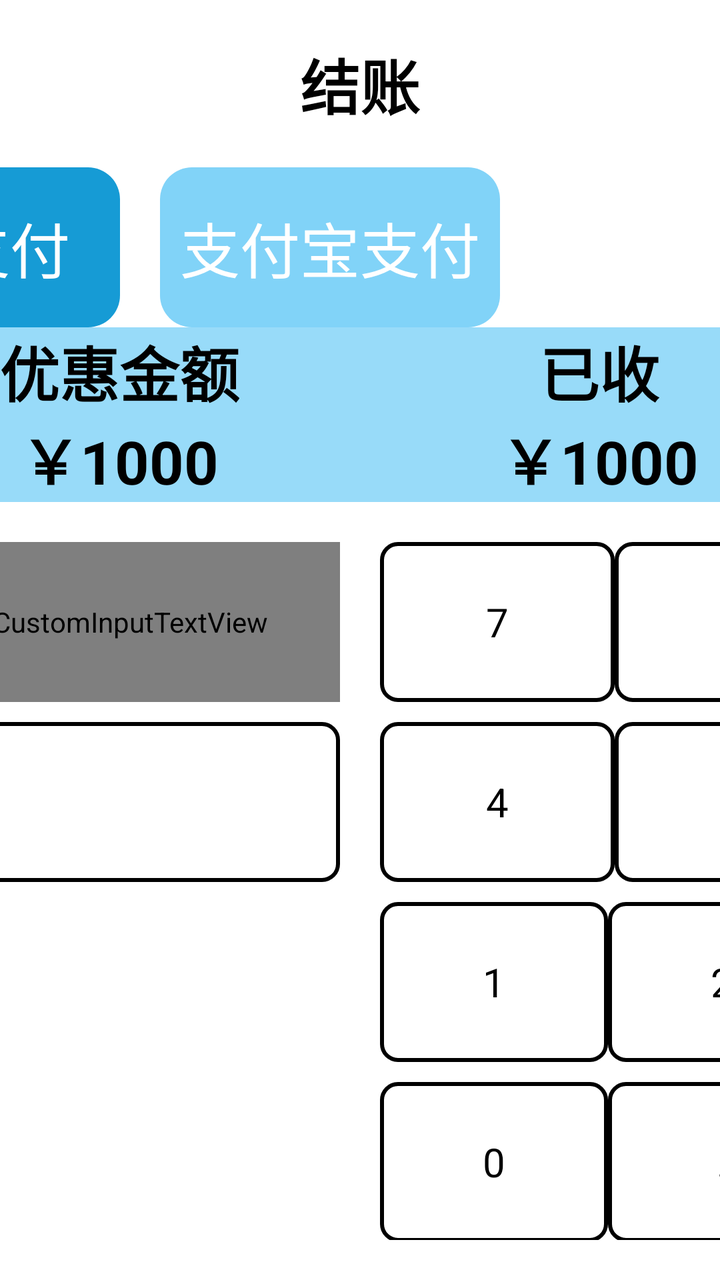
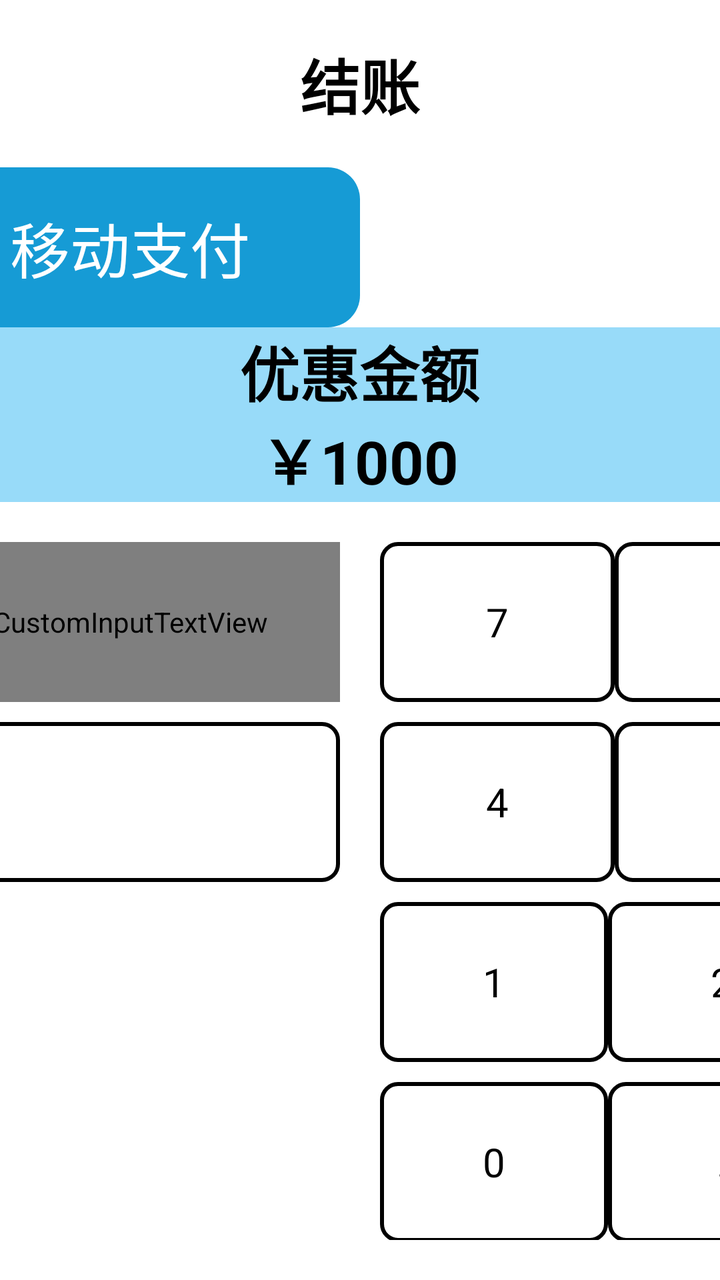

Compare the two renders of this Android layout. The source of the first and the diff that turns it into the second are given below.
<!-- AndroidManifest.xml: application theme Base.Theme.UHMCS -->
<!-- res/layout/popupwindow_checkout.xml -->
<?xml version="1.0" encoding="utf-8"?>
<LinearLayout xmlns:android="http://schemas.android.com/apk/res/android"
    android:orientation="vertical"
    android:layout_width="match_parent"
    android:layout_height="match_parent"
    android:gravity="center"
    android:id="@+id/all_view">
    <LinearLayout
        android:clickable="true"
        android:focusable="true"
        android:padding="20dp"
        android:layout_width="1000dp"
        android:layout_height="wrap_content"
        android:background="@drawable/white_bg"
        android:orientation="vertical">

        <RelativeLayout
            android:layout_marginBottom="20dp"
            android:layout_width="match_parent"
            android:layout_height="wrap_content">
            <TextView
                android:id="@+id/hint_tv"
                android:layout_width="wrap_content"
                android:layout_height="wrap_content"
                android:textColor="@color/black"
                android:textSize="30dp"
                android:text="@string/checkout1"
                android:textStyle="bold"
                android:layout_centerInParent="true" />
            <ImageView
                android:id="@+id/guanbi_btn"
                android:layout_centerVertical="true"
                android:layout_width="40dp"
                android:layout_height="40dp"
                android:src="@drawable/guanbi"
                android:layout_alignParentRight="true"/>
        </RelativeLayout>

        <LinearLayout
            android:layout_marginBottom="@dimen/dp_10"
            android:layout_width="match_parent"
            android:layout_height="wrap_content"
            android:orientation="horizontal">
            <TextView
                android:id="@+id/xianjin_btn"
                android:layout_width="170dp"
                android:layout_height="80dp"
                android:background="@drawable/blue_bg2"
                android:textSize="30dp"
                android:textColor="@color/white"
                android:text="@string/cash"
                android:gravity="center" />
            <TextView
                android:id="@+id/weixin_btn"
                android:layout_marginLeft="20dp"
                android:layout_width="170dp"
                android:layout_height="80dp"
                android:background="@drawable/blue_bg3"
                android:textSize="30dp"
                android:textColor="@color/white"
                android:text="@string/wechat_pay"
                android:gravity="center" />
            <TextView
                android:id="@+id/zhifubao_btn"
                android:layout_marginLeft="20dp"
                android:layout_width="170dp"
                android:layout_height="80dp"
                android:background="@drawable/blue_bg2"
                android:textSize="30dp"
                android:textColor="@color/white"
                android:text="@string/alipay"
                android:gravity="center" />
        </LinearLayout>

        <LinearLayout
            android:padding="@dimen/dp_10"
            android:background="#98dbf9"
            android:layout_width="match_parent"
            android:layout_height="wrap_content"
            android:orientation="horizontal">
            <LinearLayout
                android:layout_width="0dp"
                android:layout_height="wrap_content"
                android:orientation="vertical"
                android:layout_weight="1"
                android:gravity="center">
                <TextView
                    android:layout_width="wrap_content"
                    android:layout_height="wrap_content"
                    android:text="@string/due"
                    android:textColor="@color/black"
                    android:textSize="30dp"
                    android:textStyle="bold"/>
                <TextView
                    android:id="@+id/yingshou_tv"
                    android:layout_width="wrap_content"
                    android:layout_height="wrap_content"
                    android:text="￥1000.00"
                    android:textColor="@color/mr_red_000"
                    android:textSize="30dp"
                    android:textStyle="bold"/>
            </LinearLayout>
            <LinearLayout
                android:layout_width="0dp"
                android:layout_height="wrap_content"
                android:orientation="vertical"
                android:layout_weight="1"
                android:gravity="center">
                <TextView
                    android:layout_width="wrap_content"
                    android:layout_height="wrap_content"
                    android:text="@string/discount"
                    android:textColor="@color/black"
                    android:textSize="30dp"
                    android:textStyle="bold"/>
                <TextView
                    android:id="@+id/youhui_tv"
                    android:layout_width="wrap_content"
                    android:layout_height="wrap_content"
                    android:text="￥1000"
                    android:textColor="@color/black"
                    android:textSize="30dp"
                    android:textStyle="bold"/>
            </LinearLayout>
            <LinearLayout
                android:layout_width="0dp"
                android:layout_height="wrap_content"
                android:orientation="vertical"
                android:layout_weight="1"
                android:gravity="center">
                <TextView
                    android:layout_width="wrap_content"
                    android:layout_height="wrap_content"
                    android:text="@string/paid"
                    android:textColor="@color/black"
                    android:textSize="30dp"
                    android:textStyle="bold"/>
                <TextView
                    android:id="@+id/yishou_tv"
                    android:layout_width="wrap_content"
                    android:layout_height="wrap_content"
                    android:text="￥1000"
                    android:textColor="@color/black"
                    android:textSize="30dp"
                    android:textStyle="bold"/>
            </LinearLayout>
            <LinearLayout
                android:layout_width="0dp"
                android:layout_height="wrap_content"
                android:orientation="vertical"
                android:layout_weight="1"
                android:gravity="center">
                <TextView
                    android:layout_width="wrap_content"
                    android:layout_height="wrap_content"
                    android:text="@string/received"
                    android:textColor="@color/black"
                    android:textSize="30dp"
                    android:textStyle="bold"/>
                <TextView
                    android:id="@+id/shijishou_tv"
                    android:layout_width="wrap_content"
                    android:layout_height="wrap_content"
                    android:text="￥1000"
                    android:textColor="@color/black"
                    android:textSize="30dp"
                    android:textStyle="bold"/>
            </LinearLayout>
        </LinearLayout>

        <LinearLayout
            android:layout_marginTop="20dp"
            android:layout_width="match_parent"
            android:layout_height="wrap_content"
            android:orientation="horizontal">
            <LinearLayout
                android:layout_marginRight="20dp"
                android:layout_width="0dp"
                android:layout_height="wrap_content"
                android:orientation="vertical"
                android:layout_weight="1">
                <LinearLayout
                    android:layout_marginBottom="10dp"
                    android:layout_width="match_parent"
                    android:layout_height="80dp"
                    android:background="@drawable/rounded_border">
                    <TextView
                        android:layout_width="100dp"
                        android:layout_height="match_parent"
                        android:text="@string/payment"
                        android:textSize="20dp"
                        android:textColor="@color/black"
                        android:gravity="center"/>
                    <View
                        android:layout_width="1dp"
                        android:layout_height="match_parent"
                        android:background="@color/black"/>
                    <com.uhm.uhmcs.view.CustomInputTextView
                        android:id="@+id/shoukuan_tv"
                        android:hint="@string/enter_payment_amount"
                        android:paddingLeft="20dp"
                        android:gravity="center_vertical"
                        android:layout_width="match_parent"
                        android:layout_height="match_parent"
                        android:textColor="@color/black"
                        android:textSize="20dp"
                        android:text=""
                        android:textColorHint="@color/mr_gray_80"/>
                </LinearLayout>
                <LinearLayout
                    android:layout_marginBottom="10dp"
                    android:layout_width="match_parent"
                    android:layout_height="80dp"
                    android:background="@drawable/rounded_border">
                    <TextView
                        android:layout_width="100dp"
                        android:layout_height="match_parent"
                        android:text="@string/change"
                        android:textSize="20dp"
                        android:textColor="@color/black"
                        android:gravity="center"/>
                    <View
                        android:layout_width="1dp"
                        android:layout_height="match_parent"
                        android:background="@color/black"/>
                    <TextView
                        android:id="@+id/zhaolin_tv"
                        android:hint=""
                        android:paddingLeft="20dp"
                        android:gravity="center_vertical"
                        android:layout_width="match_parent"
                        android:layout_height="match_parent"
                        android:textColor="@color/black"
                        android:textSize="20dp"
                        android:text="0"
                        android:textColorHint="@color/mr_gray_80"/>
                </LinearLayout>

            </LinearLayout>
            <LinearLayout
                android:layout_width="0dp"
                android:layout_height="wrap_content"
                android:orientation="vertical"
                android:layout_weight="1">
                <include layout="@layout/discount_keyboard"/>
            </LinearLayout>
        </LinearLayout>


    </LinearLayout>
</LinearLayout>
<!-- res/layout/discount_keyboard.xml (included above) -->
<?xml version="1.0" encoding="utf-8"?>
<LinearLayout xmlns:android="http://schemas.android.com/apk/res/android"
    android:orientation="horizontal"
    android:layout_width="match_parent"
    android:layout_height="wrap_content"
    android:id="@+id/llkeyArea">

    <LinearLayout
        android:layout_width="0dp"
        android:layout_weight="3"
        android:layout_height="wrap_content"
        android:orientation="vertical">
        <LinearLayout
            android:tag="l"
            android:layout_width="match_parent"
            android:layout_height="80dp"
            android:orientation="horizontal">
            <TextView
                android:id="@+id/btn_7"
                android:layout_marginRight="@dimen/dp_10"
                android:layout_width="0dp"
                android:layout_height="match_parent"
                android:layout_weight="1"
                android:tag="7"
                android:text="7"
                android:gravity="center"
                android:background="@drawable/rounded_border"
                android:textSize="20dp"
                android:textColor="@color/black"/>
            <TextView
                android:layout_marginRight="@dimen/dp_10"
                android:layout_width="0dp"
                android:layout_height="match_parent"
                android:layout_weight="1"
                android:tag="8"
                android:text="8"
                android:gravity="center"
                android:background="@drawable/rounded_border"
                android:textSize="20dp"
                android:textColor="@color/black"/>
            <TextView
                android:layout_marginRight="@dimen/dp_10"
                android:layout_width="0dp"
                android:layout_height="match_parent"
                android:layout_weight="1"
                android:tag="9"
                android:text="9"
                android:gravity="center"
                android:background="@drawable/rounded_border"
                android:textSize="20dp"
                android:textColor="@color/black"/>
        </LinearLayout>
        <LinearLayout
            android:layout_marginTop="10dp"
            android:layout_width="match_parent"
            android:layout_height="80dp"
            android:orientation="horizontal">
            <TextView
                android:layout_marginRight="@dimen/dp_10"
                android:layout_width="0dp"
                android:layout_height="match_parent"
                android:layout_weight="1"
                android:tag="4"
                android:text="4"
                android:gravity="center"
                android:background="@drawable/rounded_border"
                android:textSize="20dp"
                android:textColor="@color/black"/>
            <TextView
                android:layout_marginRight="@dimen/dp_10"
                android:layout_width="0dp"
                android:layout_height="match_parent"
                android:layout_weight="1"
                android:tag="5"
                android:text="5"
                android:gravity="center"
                android:background="@drawable/rounded_border"
                android:textSize="20dp"
                android:textColor="@color/black"/>
            <TextView
                android:layout_marginRight="@dimen/dp_10"
                android:layout_width="0dp"
                android:layout_height="match_parent"
                android:layout_weight="1"
                android:tag="6"
                android:text="6"
                android:gravity="center"
                android:background="@drawable/rounded_border"
                android:textSize="20dp"
                android:textColor="@color/black"/>
        </LinearLayout>
        <LinearLayout
            android:layout_marginTop="10dp"
            android:layout_width="match_parent"
            android:layout_height="80dp"
            android:orientation="horizontal">
            <TextView
                android:layout_marginRight="@dimen/dp_10"
                android:layout_width="0dp"
                android:layout_height="match_parent"
                android:layout_weight="1"
                android:tag="1"
                android:text="1"
                android:gravity="center"
                android:background="@drawable/rounded_border"
                android:textSize="20dp"
                android:textColor="@color/black"/>
            <TextView
                android:layout_marginRight="@dimen/dp_10"
                android:layout_width="0dp"
                android:layout_height="match_parent"
                android:layout_weight="1"
                android:tag="2"
                android:text="2"
                android:gravity="center"
                android:background="@drawable/rounded_border"
                android:textSize="20dp"
                android:textColor="@color/black"/>
            <TextView
                android:layout_marginRight="10dp"
                android:layout_width="0dp"
                android:layout_height="match_parent"
                android:layout_weight="1"
                android:tag="3"
                android:text="3"
                android:gravity="center"
                android:background="@drawable/rounded_border"
                android:textSize="20dp"
                android:textColor="@color/black"/>

        </LinearLayout>
        <LinearLayout
            android:layout_marginTop="10dp"
            android:layout_width="match_parent"
            android:layout_height="80dp"
            android:orientation="horizontal">
            <TextView
                android:layout_marginRight="@dimen/dp_10"
                android:layout_width="0dp"
                android:layout_height="match_parent"
                android:layout_weight="1"
                android:tag="0"
                android:text="0"
                android:gravity="center"
                android:background="@drawable/rounded_border"
                android:textSize="20dp"
                android:textColor="@color/black"/>
            <TextView
                android:layout_marginRight="@dimen/dp_10"
                android:layout_width="0dp"
                android:layout_height="match_parent"
                android:layout_weight="1"
                android:tag="."
                android:text="."
                android:gravity="center"
                android:background="@drawable/rounded_border"
                android:textSize="20dp"
                android:textColor="@color/black"/>
            <TextView
                android:layout_marginRight="10dp"
                android:layout_width="0dp"
                android:layout_height="match_parent"
                android:layout_weight="1"
                android:tag="-"
                android:text="-"
                android:gravity="center"
                android:background="@drawable/rounded_border"
                android:textSize="20dp"
                android:textColor="@color/black"/>

        </LinearLayout>
    </LinearLayout>

    <LinearLayout
        android:layout_width="0dp"
        android:layout_height="match_parent"
        android:layout_weight="1"
        android:orientation="vertical">
        <TextView
            android:layout_width="match_parent"
            android:layout_height="80dp"
            android:tag="d"
            android:text="@string/delete"
            android:gravity="center"
            android:background="@drawable/rounded_border"
            android:textSize="20dp"
            android:textColor="@color/black"/>
        <TextView
            android:layout_marginTop="10dp"
            android:layout_width="match_parent"
            android:layout_height="80dp"
            android:tag="c"
            android:text="@string/clear"
            android:gravity="center"
            android:background="@drawable/rounded_border"
            android:textSize="20dp"
            android:textColor="@color/black"/>
        <TextView
            android:layout_marginTop="10dp"
            android:layout_width="match_parent"
            android:layout_height="170dp"
            android:layout_weight="1"
            android:textColor="@color/white"
            android:gravity="center"
            android:textSize="20dp"
            android:tag="submit"
            android:text="@string/confirm"
            android:background="@drawable/rounded_border1"/>
    </LinearLayout>






</LinearLayout>
<!-- resources referenced by this layout -->
<resources>
  <color name="black">#FF000000</color>
  <color name="mr_gray_80">#FF808080</color>
  <color name="mr_red_000">#FFFF0000</color>
  <color name="white">#FFFFFFFF</color>
  <!-- drawable blue_bg2 (drawable) -->
  <?xml version="1.0" encoding="UTF-8"?>
  <shape xmlns:android="http://schemas.android.com/apk/res/android"
      android:shape="rectangle" >
  
      
      <solid android:color="#81d3f8" />
      
  
  
      
  
      
      <corners android:radius="16dp" />
      
  
  
  
  
  
  
  </shape>
  <!-- drawable blue_bg3 (drawable) -->
  <?xml version="1.0" encoding="UTF-8"?>
  <shape xmlns:android="http://schemas.android.com/apk/res/android"
      android:shape="rectangle" >
  
      
      <solid android:color="#169bd5" />
      
  
  
      
  
      
      <corners android:radius="16dp" />
      
  
  
  
  
  
  
  </shape>
  <!-- drawable guanbi (drawable) -->
  <vector xmlns:android="http://schemas.android.com/apk/res/android" android:height="30dp" android:viewportHeight="26" android:viewportWidth="26" android:width="30dp">
        
      <path android:fillAlpha="0" android:fillColor="#fff" android:pathData="M0,0h26v26h-26z" android:strokeAlpha="0"/>
        
      <path android:fillColor="#909399" android:pathData="M11.582,13.235l-8.24,-8.24a1.169,1.169 0,0 1,1.653 -1.653l8.24,8.24 8.24,-8.24a1.169,1.169 0,1 1,1.653 1.653l-8.24,8.24 8.24,8.24a1.169,1.169 0,1 1,-1.653 1.653l-8.24,-8.24 -8.24,8.24a1.169,1.169 0,1 1,-1.653 -1.653Z"/>
      
  </vector>
  <!-- drawable rounded_border (drawable) -->
  <shape xmlns:android="http://schemas.android.com/apk/res/android">
      <solid android:color="@color/white" /> 
      <corners android:radius="8dp" /> 
      <stroke android:width="2dp" android:color="@color/black" /> 
  </shape>
  <!-- drawable rounded_border1 (drawable) -->
  <shape xmlns:android="http://schemas.android.com/apk/res/android">
      <solid android:color="#169bd5" /> 
      <corners android:radius="10dp" /> 
      <stroke android:width="4dp" android:color="@color/black" /> 
  </shape>
  <!-- drawable white_bg (drawable) -->
  <?xml version="1.0" encoding="UTF-8"?>
  <shape xmlns:android="http://schemas.android.com/apk/res/android"
      android:shape="rectangle" >
  
      
      <solid android:color="@color/white" />
      
  
  
      
  
      
      <corners android:radius="16dp" />
      
  
  
  
  
  
  
  </shape>
  <string name="alipay">支付宝支付</string>
  <string name="cash">现金支付</string>
  <string name="change">找零</string>
  <string name="checkout1">结账</string>
  <string name="clear">清空</string>
  <string name="confirm">确认</string>
  <string name="delete">删除</string>
  <string name="discount">优惠金额</string>
  <string name="due">应收</string>
  <string name="enter_payment_amount">请输入您的收款金额</string>
  <string name="paid">已收</string>
  <string name="payment">收款</string>
  <string name="received">实际收</string>
  <string name="wechat_pay">微信支付</string>
  <style name="Base.Theme.UHMCS" parent="Theme.AppCompat.NoActionBar">
          
          
          <item name="android:windowFullscreen">true</item>
          <item name="android:windowContentOverlay">@null</item>
          <item name="colorControlActivated">@color/black</item> 
      </style>
</resources>

<!-- the commit's change to res/layout/popupwindow_checkout.xml (unified diff, before → after) -->
@@ -43,7 +43,7 @@
             android:orientation="horizontal">
             <TextView
                 android:id="@+id/xianjin_btn"
-                android:layout_width="170dp"
+                android:layout_width="230dp"
                 android:layout_height="80dp"
                 android:background="@drawable/blue_bg2"
                 android:textSize="30dp"
@@ -53,14 +53,15 @@
             <TextView
                 android:id="@+id/weixin_btn"
                 android:layout_marginLeft="20dp"
-                android:layout_width="170dp"
+                android:layout_width="230dp"
                 android:layout_height="80dp"
                 android:background="@drawable/blue_bg3"
                 android:textSize="30dp"
                 android:textColor="@color/white"
-                android:text="@string/wechat_pay"
+                android:text="@string/yidongzhifu"
                 android:gravity="center" />
             <TextView
+                android:visibility="gone"
                 android:id="@+id/zhifubao_btn"
                 android:layout_marginLeft="20dp"
                 android:layout_width="170dp"
@@ -71,6 +72,51 @@
                 android:text="@string/alipay"
                 android:gravity="center" />
         </LinearLayout>
+        
+        
+        <LinearLayout
+            android:visibility="gone"
+            android:id="@+id/youhuijuan_view"
+            android:layout_width="match_parent"
+            android:layout_height="90dp"
+            android:background="@drawable/rounded_border"
+            android:layout_marginBottom="@dimen/dp_10"
+            android:gravity="center_vertical">
+            <TextView
+                android:layout_marginStart="20dp"
+                android:layout_width="wrap_content"
+                android:layout_height="wrap_content"
+                android:textColor="@color/black"
+                android:textSize="25dp"
+                android:text="代金卷可用金额:"/>
+            <TextView
+                android:id="@+id/youhuijuan_jine"
+                android:layout_width="wrap_content"
+                android:layout_height="wrap_content"
+                android:text="2.33"
+                android:textSize="25dp"
+                android:textColor="@color/black"/>
+            <TextView
+                android:layout_marginStart="20dp"
+                android:id="@+id/shiyong_btn"
+                android:layout_width="130dp"
+                android:layout_height="70dp"
+                android:background="@drawable/blue_bg3"
+                android:textSize="25dp"
+                android:textColor="@color/white"
+                android:text="使用"
+                android:gravity="center" />
+            <TextView
+                android:id="@+id/bushiyong_btn"
+                android:layout_marginLeft="20dp"
+                android:layout_width="130dp"
+                android:layout_height="70dp"
+                android:background="@drawable/blue_bg2"
+                android:textSize="25dp"
+                android:textColor="@color/white"
+                android:text="不使用"
+                android:gravity="center" />
+        </LinearLayout>
 
         <LinearLayout
             android:padding="@dimen/dp_10"
@@ -123,6 +169,7 @@
                     android:textStyle="bold"/>
             </LinearLayout>
             <LinearLayout
+                android:visibility="gone"
                 android:layout_width="0dp"
                 android:layout_height="wrap_content"
                 android:orientation="vertical"
<!-- resource entries referenced after the edit -->
@@ -103,7 +103,7 @@
   <string name="paid">已收</string>
   <string name="payment">收款</string>
   <string name="received">实际收</string>
-  <string name="wechat_pay">微信支付</string>
+  <string name="yidongzhifu">移动支付</string>
   <style name="Base.Theme.UHMCS" parent="Theme.AppCompat.NoActionBar">
           
           
